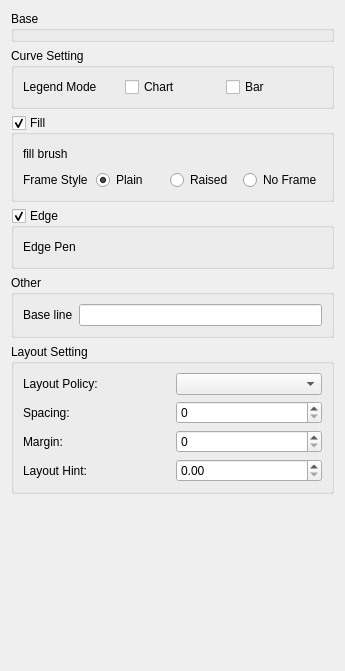
czyt1988/data-workbench, file src/DAGui/ChartSetting/DAChartBarItemSettingWidget.ui: the form before one commit.
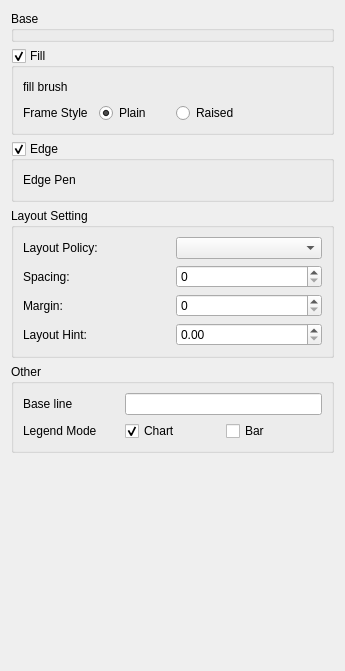
The form after the commit. Custom widgets are drawn as their Qt base class.

```diff
--- a/src/DAGui/ChartSetting/DAChartBarItemSettingWidget.ui
+++ b/src/DAGui/ChartSetting/DAChartBarItemSettingWidget.ui
@@ -50,60 +50,6 @@
      </layout>
     </widget>
    </item>
-   <item>
-    <widget class="QGroupBox" name="groupBoxCurve">
-     <property name="sizePolicy">
-      <sizepolicy hsizetype="Preferred" vsizetype="Maximum">
-       <horstretch>0</horstretch>
-       <verstretch>0</verstretch>
-      </sizepolicy>
-     </property>
-     <property name="minimumSize">
-      <size>
-       <width>0</width>
-       <height>0</height>
-      </size>
-     </property>
-     <property name="title">
-      <string>Curve Setting</string>
-     </property>
-     <property name="flat">
-      <bool>true</bool>
-     </property>
-     <layout class="QGridLayout" name="gridLayout_5">
-      <item row="0" column="2">
-       <widget class="QCheckBox" name="checkBoxBar">
-        <property name="toolTip">
-         <string>&lt;html&gt;&lt;head/&gt;&lt;body&gt;&lt;p&gt;For Steps curve style only. Draws a step function from the right to the left.&lt;/p&gt;&lt;/body&gt;&lt;/html&gt;</string>
-        </property>
-        <property name="text">
-         <string>Bar</string>
-        </property>
-       </widget>
-      </item>
-      <item row="0" column="1">
-       <widget class="QCheckBox" name="checkBoxChart">
-        <property name="toolTip">
-         <string>&lt;html&gt;&lt;head/&gt;&lt;body&gt;&lt;p&gt;Only in combination with Lines Style, tries to interpolate/smooth the curve, before it is painted. &lt;/p&gt;&lt;p&gt;Note:Curve fitting requires temporary memory for calculating coefficients and additional points.&lt;/p&gt;&lt;/body&gt;&lt;/html&gt;</string>
-        </property>
-        <property name="text">
-         <string>Chart</string>
-        </property>
-       </widget>
-      </item>
-      <item row="0" column="0">
-       <widget class="QLabel" name="label_2">
-        <property name="text">
-         <string>Legend Mode</string>
-        </property>
-       </widget>
-      </item>
-     </layout>
-     <zorder>checkBoxChart</zorder>
-     <zorder>label_2</zorder>
-     <zorder>checkBoxBar</zorder>
-    </widget>
-   </item>
    <item>
     <widget class="QGroupBox" name="groupBoxFill">
      <property name="sizePolicy">
@@ -162,13 +108,6 @@
         </property>
        </widget>
       </item>
-      <item row="1" column="3">
-       <widget class="QRadioButton" name="radioButtonFrameStyleNoframe">
-        <property name="text">
-         <string>No Frame</string>
-        </property>
-       </widget>
-      </item>
       <item row="0" column="1" colspan="3">
        <widget class="DA::DABrushEditWidget" name="brushEditWidget" native="true">
         <property name="enabled">
@@ -247,39 +186,14 @@
      </layout>
     </widget>
    </item>
-   <item>
-    <widget class="QGroupBox" name="groupBox">
-     <property name="sizePolicy">
-      <sizepolicy hsizetype="Preferred" vsizetype="Maximum">
-       <horstretch>0</horstretch>
-       <verstretch>0</verstretch>
-      </sizepolicy>
-     </property>
-     <property name="title">
-      <string>Other</string>
-     </property>
-     <property name="flat">
-      <bool>true</bool>
-     </property>
-     <layout class="QGridLayout" name="gridLayout">
-      <item row="0" column="0">
-       <widget class="QLabel" name="label_4">
-        <property name="text">
-         <string>Base line</string>
-        </property>
-       </widget>
-      </item>
-      <item row="0" column="1">
-       <widget class="QLineEdit" name="lineEditBaseLine"/>
-      </item>
-     </layout>
-    </widget>
-   </item>
    <item>
     <widget class="QGroupBox" name="groupBoxLayout">
      <property name="title">
       <string>Layout Setting</string>
      </property>
+     <property name="flat">
+      <bool>true</bool>
+     </property>
      <layout class="QGridLayout" name="gridLayout_6">
       <item row="0" column="0">
        <widget class="QLabel" name="labelLayoutPolicy">
@@ -348,6 +262,64 @@
      </layout>
     </widget>
    </item>
+   <item>
+    <widget class="QGroupBox" name="groupBox">
+     <property name="sizePolicy">
+      <sizepolicy hsizetype="Preferred" vsizetype="Maximum">
+       <horstretch>0</horstretch>
+       <verstretch>0</verstretch>
+      </sizepolicy>
+     </property>
+     <property name="title">
+      <string>Other</string>
+     </property>
+     <property name="flat">
+      <bool>true</bool>
+     </property>
+     <layout class="QGridLayout" name="gridLayout">
+      <item row="1" column="0">
+       <widget class="QLabel" name="label_2">
+        <property name="text">
+         <string>Legend Mode</string>
+        </property>
+       </widget>
+      </item>
+      <item row="1" column="2">
+       <widget class="QCheckBox" name="checkBoxChart">
+        <property name="toolTip">
+         <string>&lt;html&gt;&lt;head/&gt;&lt;body&gt;&lt;p&gt;Only in combination with Lines Style, tries to interpolate/smooth the curve, before it is painted. &lt;/p&gt;&lt;p&gt;Note:Curve fitting requires temporary memory for calculating coefficients and additional points.&lt;/p&gt;&lt;/body&gt;&lt;/html&gt;</string>
+        </property>
+        <property name="text">
+         <string>Chart</string>
+        </property>
+        <property name="checked">
+         <bool>true</bool>
+        </property>
+       </widget>
+      </item>
+      <item row="0" column="0">
+       <widget class="QLabel" name="label_4">
+        <property name="text">
+         <string>Base line</string>
+        </property>
+       </widget>
+      </item>
+      <item row="1" column="3">
+       <widget class="QCheckBox" name="checkBoxBar">
+        <property name="toolTip">
+         <string>&lt;html&gt;&lt;head/&gt;&lt;body&gt;&lt;p&gt;For Steps curve style only. Draws a step function from the right to the left.&lt;/p&gt;&lt;/body&gt;&lt;/html&gt;</string>
+        </property>
+        <property name="text">
+         <string>Bar</string>
+        </property>
+       </widget>
+      </item>
+      <item row="0" column="2" colspan="2">
+       <widget class="QLineEdit" name="lineEditBaseLine"/>
+      </item>
+     </layout>
+    </widget>
+   </item>
    <item>
     <spacer name="verticalSpacer">
      <property name="orientation">
```
Left out of the diff: 77 changed lines with no effect on the pictures.
